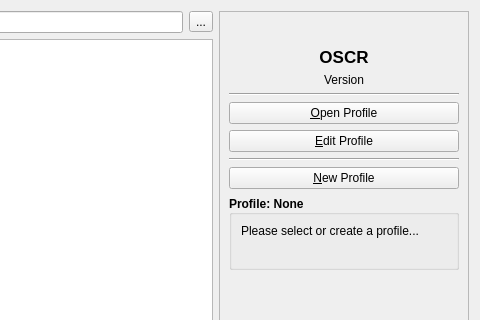
Above: oscar/profileselector.ui from operativeF/oscar before the change; both pictures show x 432 to 912 and y 0 to 320 of the 912 by 696 pixel window. Below: the same form after it.
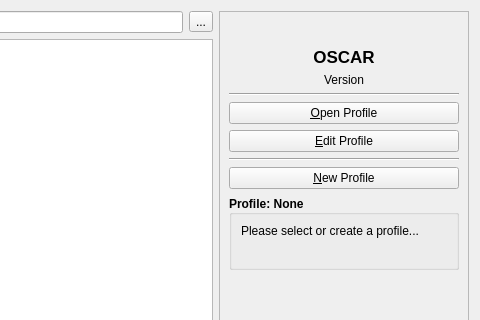
That is the form after the change. Icons and pictures are not drawn.

Commit message: Change OSCR to OSCAR in cpp, h, ui, and html files

Patch:
```diff
--- a/oscar/profileselector.ui
+++ b/oscar/profileselector.ui
@@ -168,7 +168,7 @@
            </font>
           </property>
           <property name="text">
-           <string>OSCR</string>
+           <string>OSCAR</string>
           </property>
           <property name="alignment">
            <set>Qt::AlignCenter</set>
```
Left out of the diff: 4 changed lines with no effect on the pictures. The commit also changes 34 other files.
